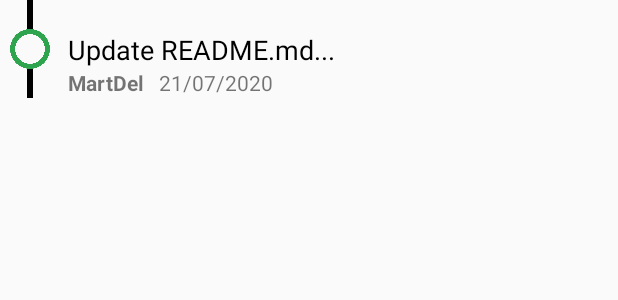
After one commit to MartDel/CodeManager, an Android app: the layout adapter_commit.xml on its own in the app's theme, with its tools: preview values and no code run, on a phone screen of 412 x 824 dp. The commit adds this screen. Shown: the top 300 px of the screen. Run offline under Robolectric (Android 15) with nearby library versions, the phone set to English and light mode, and no system bars.

Commit message:
Print all of repository commits (CodeManagerMobile)

```diff
--- a/CodeManagerMobile/app/build.gradle
+++ b/CodeManagerMobile/app/build.gradle
@@ -26,6 +26,9 @@ dependencies {
     implementation fileTree(dir: "libs", include: ["*.jar"])
     implementation 'androidx.appcompat:appcompat:1.1.0'
     implementation 'androidx.constraintlayout:constraintlayout:1.1.3'
+    implementation 'com.squareup.okhttp3:okhttp:4.8.0'
+    implementation 'com.android.volley:volley:1.1.1'
+
     testImplementation 'junit:junit:4.12'
     androidTestImplementation 'androidx.test.ext:junit:1.1.1'
     androidTestImplementation 'androidx.test.espresso:espresso-core:3.2.0'
--- a/CodeManagerMobile/app/src/main/AndroidManifest.xml
+++ b/CodeManagerMobile/app/src/main/AndroidManifest.xml
@@ -3,6 +3,7 @@
     package="fr.martdel.codemanagermobile">
 
     <uses-permission android:name="android.permission.ACCESS_NETWORK_STATE" />
+    <uses-permission android:name="android.permission.INTERNET" />
 
     <application
         android:allowBackup="true"
@@ -10,7 +11,8 @@
         android:label="@string/app_name"
         android:roundIcon="@mipmap/ic_launcher_round"
         android:supportsRtl="true"
-        android:theme="@style/AppTheme">
+        android:theme="@style/AppTheme"
+        android:usesCleartextTraffic="true">
         <activity android:name=".GitHubActivity"></activity>
         <activity android:name=".SignupActivity" />
         <activity android:name=".SigninActivity" />
--- a/CodeManagerMobile/app/src/main/res/layout/activity_main.xml
+++ b/CodeManagerMobile/app/src/main/res/layout/activity_main.xml
@@ -8,7 +8,7 @@
     tools:context=".MainActivity">
 
     <TextView
-        android:id="@+id/textView"
+        android:id="@+id/date"
         android:layout_width="wrap_content"
         android:layout_height="wrap_content"
         android:text="Bienvenu sur CodeManager !"
@@ -26,7 +26,7 @@
         android:layout_marginTop="40dp"
         app:layout_constraintEnd_toEndOf="parent"
         app:layout_constraintStart_toStartOf="parent"
-        app:layout_constraintTop_toBottomOf="@+id/textView">
+        app:layout_constraintTop_toBottomOf="@+id/date">
 
         <Button
             android:id="@+id/signupBtn"
--- /dev/null
+++ b/CodeManagerMobile/app/src/main/res/layout/adapter_commit.xml
@@ -0,0 +1,73 @@
+<?xml version="1.0" encoding="utf-8"?>
+<LinearLayout xmlns:android="http://schemas.android.com/apk/res/android"
+    xmlns:app="http://schemas.android.com/apk/res-auto"
+    xmlns:tools="http://schemas.android.com/tools"
+    android:orientation="horizontal"
+    android:layout_width="match_parent"
+    android:layout_height="match_parent">
+
+    <ImageView
+        android:layout_width="40dp"
+        android:layout_height="65dp"
+        android:src="@drawable/test" />
+
+    <androidx.constraintlayout.widget.ConstraintLayout
+        android:layout_marginLeft="5dp"
+        android:layout_width="match_parent"
+        android:layout_height="65dp">
+
+        <LinearLayout
+            android:id="@+id/messageBox"
+            android:layout_width="match_parent"
+            android:layout_height="wrap_content"
+            android:orientation="horizontal"
+            app:layout_constraintBottom_toBottomOf="parent"
+            app:layout_constraintStart_toStartOf="parent"
+            app:layout_constraintTop_toTopOf="parent">
+
+            <TextView
+                android:id="@+id/message"
+                android:layout_width="wrap_content"
+                android:layout_height="wrap_content"
+                android:justificationMode="inter_word"
+                android:text="Update README.md"
+                android:textColor="@color/black"
+                android:textSize="18dp"
+                app:layout_constraintBottom_toBottomOf="parent"
+                app:layout_constraintStart_toStartOf="parent"
+                app:layout_constraintTop_toTopOf="parent" />
+
+            <TextView
+                android:id="@+id/moreText"
+                android:layout_width="wrap_content"
+                android:layout_height="wrap_content"
+                android:text="..."
+                android:textColor="@color/black"
+                android:textSize="18dp"
+                app:layout_constraintBottom_toBottomOf="parent"
+                app:layout_constraintEnd_toEndOf="parent"
+                app:layout_constraintTop_toTopOf="parent" />
+
+        </LinearLayout>
+
+        <TextView
+            android:id="@+id/author"
+            android:layout_width="wrap_content"
+            android:layout_height="wrap_content"
+            android:text="MartDel"
+            android:textStyle="bold"
+            app:layout_constraintStart_toStartOf="parent"
+            app:layout_constraintTop_toBottomOf="@+id/messageBox" />
+
+        <TextView
+            android:id="@+id/date"
+            android:layout_width="wrap_content"
+            android:layout_height="wrap_content"
+            android:text="21/07/2020"
+            android:layout_marginLeft="10dp"
+            app:layout_constraintStart_toEndOf="@+id/author"
+            app:layout_constraintTop_toBottomOf="@+id/messageBox" />
+
+    </androidx.constraintlayout.widget.ConstraintLayout>
+
+</LinearLayout>
--- a/CodeManagerMobile/app/src/main/res/values/colors.xml
+++ b/CodeManagerMobile/app/src/main/res/values/colors.xml
@@ -3,4 +3,5 @@
     <color name="colorPrimary">#6200EE</color>
     <color name="colorPrimaryDark">#3700B3</color>
     <color name="colorAccent">#03DAC5</color>
+    <color name="black">#000</color>
 </resources>
```
Also changed, not shown: CodeManagerMobile/app/src/main/java/fr/martdel/codemanagermobile/GitHubActivity.java (+56 -21 lines), CodeManagerMobile/app/src/main/java/fr/martdel/codemanagermobile/Internet.java (+36 -33 lines), CodeManagerMobile/app/src/main/java/fr/martdel/codemanagermobile/adapters/CommitAdapter.java (added, +64 -0 lines), CodeManagerMobile/app/src/main/java/fr/martdel/codemanagermobile/models/Commit.java (added, +39 -0 lines), CodeManagerMobile/app/src/main/res/layout/activity_git_hub.xml (+15 -1 lines), CodeManagerMobile/app/src/main/res/drawable/github_logo.png (added), CodeManagerMobile/app/src/main/res/drawable/test.png (added).
